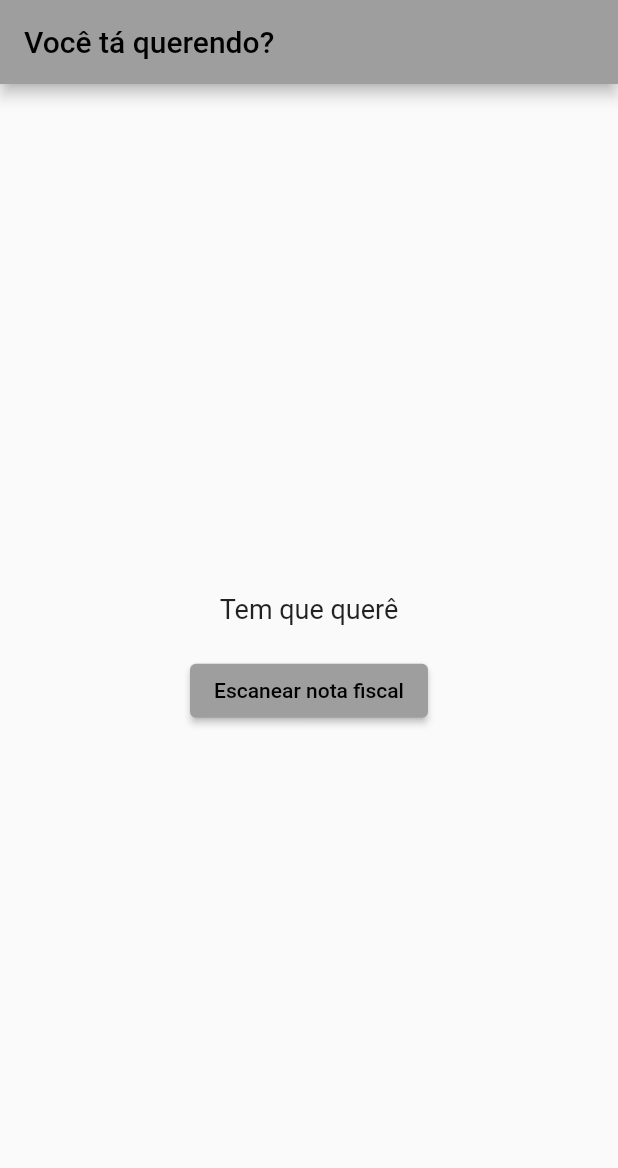
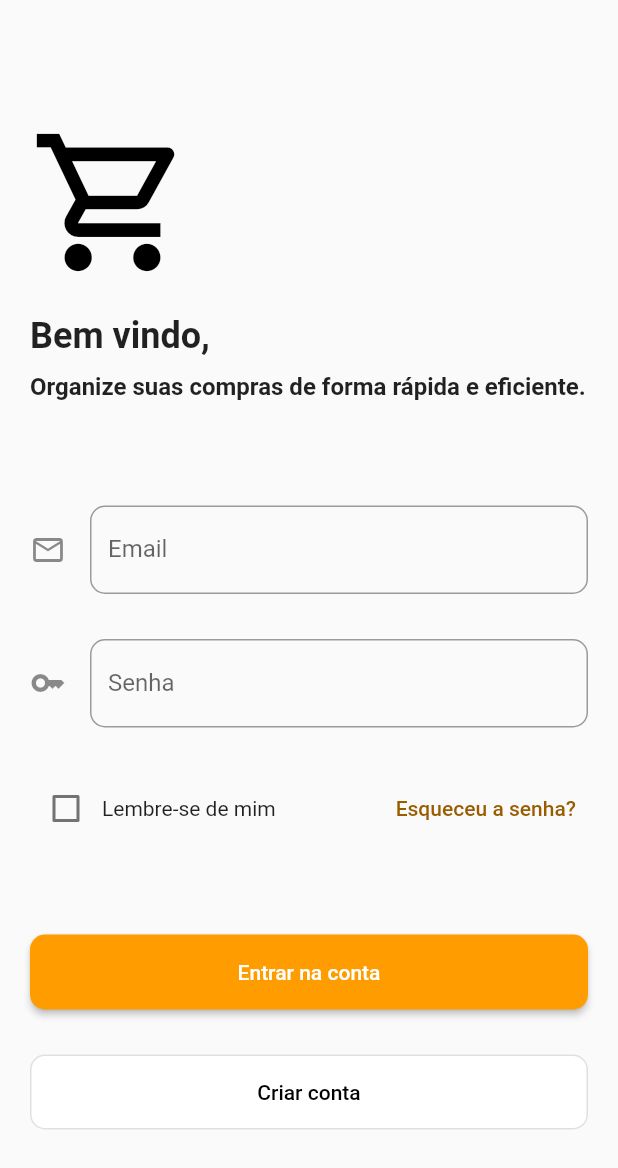
Before and after one commit to RenatoWlk/ProjetoIntegradorVI, a Flutter app: the screen it shows after launch, on a phone screen of 412 x 824 dp. Shown: the top 1168 px of the screen. Run offline on Flutter 3.47's test engine with Material 2 defaults, Android fonts, the phone set to English and light mode, and no system bars; missing offline and left inert: flutter_tesseract_ocr; Roboto replaces fonts that are missing (Space Grotesk).

Commit message:
Telas de Login e Registro, Rotas definidas

```diff
--- a/lib/main.dart
+++ b/lib/main.dart
@@ -1,5 +1,8 @@
 import 'package:flutter/material.dart';
 import 'screens/home_screen.dart';
+import 'screens/login_screen.dart';
+import 'screens/register_screen.dart';
+import 'routes/app_routes.dart';
 
 void main() {
   runApp(const MyApp());
@@ -15,7 +18,8 @@ class MyApp extends StatelessWidget {
       theme: ThemeData(
         primarySwatch: Colors.grey,
       ),
-      home: const HomeScreen(),
+      home: const LoginScreen(),
+      routes: AppRoutes.define(),
     );
   }
 }
--- a/lib/routes/app_routes.dart
+++ b/lib/routes/app_routes.dart
@@ -1,14 +1,18 @@
 import 'package:flutter/material.dart';
 import 'package:projeto_integrador_6/screens/home_screen.dart';
+import 'package:projeto_integrador_6/screens/login_screen.dart';
+import 'package:projeto_integrador_6/screens/register_screen.dart';
 
 class AppRoutes {
   static const String home = '/home';
+  static const String login = '/login';
+  static const String register = '/register';
 
   static Map<String, WidgetBuilder> define() {
     return {
       home: (context) => const HomeScreen(),
+      login: (context) => const LoginScreen(),
+      register: (context) => const RegisterScreen(),
     };
   }
 }
-
-// fazer rota pra login e ler notinha
--- /dev/null
+++ b/lib/screens/login_screen.dart
@@ -0,0 +1,133 @@
+import 'package:flutter/material.dart';
+
+class LoginScreen extends StatelessWidget {
+  const LoginScreen({super.key});
+
+  @override
+  Widget build(BuildContext context) {
+    return Scaffold(
+      body: SafeArea(
+        child: Padding(
+          padding: const EdgeInsets.all(20.0),
+          child: Column(
+            crossAxisAlignment: CrossAxisAlignment.start,
+            children: [
+              const SizedBox(height: 60),
+
+              // ICONE CARRINHO
+              const Icon(
+                Icons.shopping_cart_outlined,
+                size: 110,
+                color: Colors.black,
+              ),
+              const SizedBox(height: 20),
+
+              // TEXTO BEM VINDO
+              const Text(
+                'Bem vindo,',
+                style: TextStyle(
+                  fontFamily: "Space Grotesk",
+                  fontSize: 24,
+                  fontWeight: FontWeight.w700,
+                ),
+              ),
+
+              const SizedBox(height: 10),
+
+              // TEXTO SUBTITULO
+              const Text(
+                'Organize suas compras de forma rápida e eficiente.',
+                style: TextStyle(
+                  fontSize: 16,
+                  fontWeight: FontWeight.w700,
+                ),
+              ),
+
+              const SizedBox(height: 70),
+
+              // INPUT EMAIL
+              const TextField(
+                decoration: InputDecoration(
+                  icon: Icon(Icons.email_outlined),
+                  labelText: 'Email',
+                  border: OutlineInputBorder(borderRadius: BorderRadius.all(Radius.circular(10))),
+                ),
+              ),
+
+              const SizedBox(height: 30),
+
+              // INPUT SENHA
+              const TextField(
+                obscureText: true,
+                decoration: InputDecoration(
+                  icon: Icon(Icons.key_outlined),
+                  labelText: 'Senha',
+                  border: OutlineInputBorder(borderRadius: BorderRadius.all(Radius.circular(10))),
+                ),
+              ),
+
+              const SizedBox(height: 30),
+
+              Row(
+                mainAxisAlignment: MainAxisAlignment.spaceBetween,
+                children: [
+
+                  // CHECKBOX LEMBRE-SE DE MIM
+                  Row(
+                    children: [
+                      Checkbox(
+                        value: false,
+                        onChanged: (value) {},
+                      ),
+                      const Text('Lembre-se de mim'),
+                    ],
+                  ),
+
+                  // BOTÃO ESQUECEU A SENHA
+                  TextButton(
+                    onPressed: () {},
+                    child: const Text('Esqueceu a senha?', style: TextStyle(color: Color.fromRGBO(153, 93, 0, 1))),
+                  ),
+                ],
+              ),
+
+              const SizedBox(height: 60),
+
+              // BOTÃO ENTRAR NA CONTA
+              ElevatedButton(
+                onPressed: () {
+                  Navigator.of(context).pushReplacementNamed('/home');
+                },
+                style: ElevatedButton.styleFrom(
+                  backgroundColor: const Color.fromRGBO(255, 156, 0, 1),
+                  shape: RoundedRectangleBorder(
+                    borderRadius: BorderRadius.circular(10.0),
+                  ),
+                  minimumSize: const Size(double.infinity, 50),
+                ),
+                child: const Text('Entrar na conta', style: TextStyle(color: Colors.white)),
+              ),
+
+              const SizedBox(height: 30),
+
+              // BOTÃO CRIAR CONTA
+              OutlinedButton(
+                onPressed: () {
+                  Navigator.of(context).pushReplacementNamed('/register');
+                },
+                style: OutlinedButton.styleFrom(
+                  backgroundColor: Colors.white,
+                  shape: RoundedRectangleBorder(
+                    borderRadius: BorderRadius.circular(10.0),
+                  ),
+                  minimumSize: const Size(double.infinity, 50),
+                ),
+                child: const Text('Criar conta', style: TextStyle(color: Colors.black)),
+              ),
+            ],
+          ),
+        ),
+      ),
+    );
+  }
+}
--- a/pubspec.yaml
+++ b/pubspec.yaml
@@ -12,8 +12,7 @@ dependencies:
   flutter:
     sdk: flutter
   cupertino_icons: ^1.0.2
-  flutter_tesseract_ocr: 0.4.26
-  provider: 6.1.2
+  flutter_tesseract_ocr: ^0.4.0
 
 dev_dependencies:
   flutter_test:
```
Also changed, not shown: lib/screens/register_screen.dart (added, +107 -0 lines), pubspec.lock, 3 other files.
